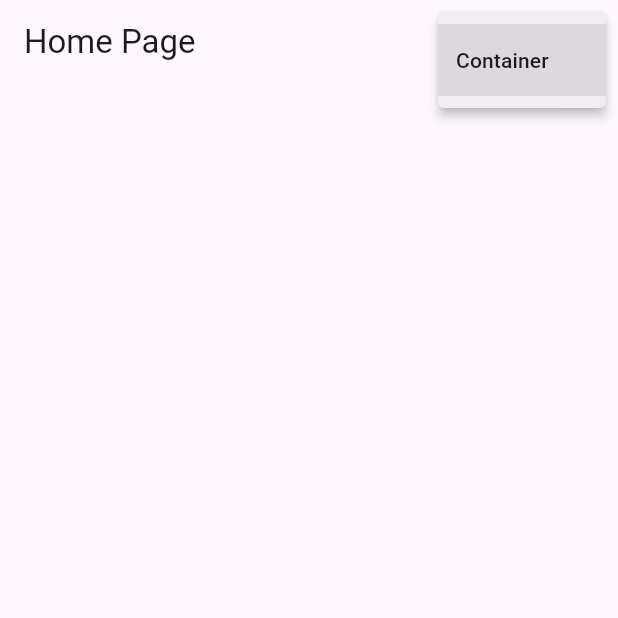
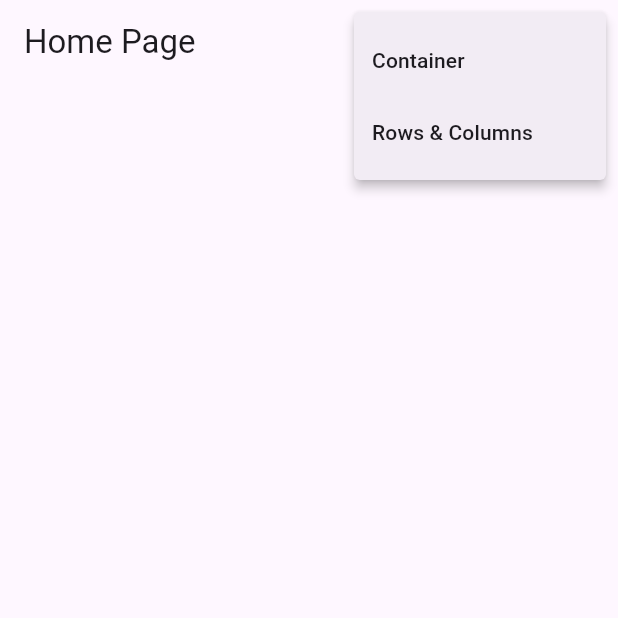
Before and after one commit to LMThomaz-Study/jornada_flutter, a Flutter app: the screen it shows after launch, after a tap on the "restaurant menu" icon, on a phone screen of 412 x 824 dp, the top half of it. Run offline on Flutter 3.47's test engine with Material 3 defaults, Android fonts, the phone set to English and light mode, and no system bars.

Commit message:
Rows e Columns

```diff
--- a/primeiro_projeto/lib/main.dart
+++ b/primeiro_projeto/lib/main.dart
@@ -1,6 +1,7 @@
 import 'package:flutter/material.dart';
 import 'package:primeiro_projeto/pages/container/container_page.dart';
 import 'package:primeiro_projeto/pages/home/home_page.dart';
+import 'package:primeiro_projeto/pages/rows_columns/rows_columns_page.dart';
 
 void main() {
   runApp(const MyApp());
@@ -20,6 +21,7 @@ class MyApp extends StatelessWidget {
       routes: {
         HomePage.routeName: (_) => const HomePage(),
         ContainerPage.routeName: (_) => const ContainerPage(),
+        RowsColumnsPage.routeName: (_) => const RowsColumnsPage(),
       },
     );
   }
--- a/primeiro_projeto/lib/pages/home/home_page.dart
+++ b/primeiro_projeto/lib/pages/home/home_page.dart
@@ -1,8 +1,10 @@
 import 'package:flutter/material.dart';
 import 'package:primeiro_projeto/pages/container/container_page.dart';
+import 'package:primeiro_projeto/pages/rows_columns/rows_columns_page.dart';
 
 enum PopupMenuPages {
   container,
+  rows_columns,
 }
 
 class HomePage extends StatelessWidget {
@@ -19,11 +21,14 @@ class HomePage extends StatelessWidget {
           PopupMenuButton<PopupMenuPages>(
             tooltip: 'Selecione um Item do menu',
             icon: const Icon(Icons.restaurant_menu),
-            initialValue: PopupMenuPages.container,
+            // initialValue: PopupMenuPages.container,
             onSelected: (PopupMenuPages valueSelected) {
               switch (valueSelected) {
                 case PopupMenuPages.container:
                   Navigator.of(context).pushNamed(ContainerPage.routeName);
+                  break;
+                case PopupMenuPages.rows_columns:
+                  Navigator.of(context).pushNamed(RowsColumnsPage.routeName);
                   break;
               }
             },
@@ -32,7 +37,11 @@ class HomePage extends StatelessWidget {
                 const PopupMenuItem<PopupMenuPages>(
                   value: PopupMenuPages.container,
                   child: Text('Container'),
-                )
+                ),
+                const PopupMenuItem<PopupMenuPages>(
+                  value: PopupMenuPages.rows_columns,
+                  child: Text('Rows & Columns'),
+                ),
               ];
             },
           ),
```
Also changed, not shown: primeiro_projeto/lib/pages/rows_columns/rows_columns_page.dart (added, +53 -0 lines).
